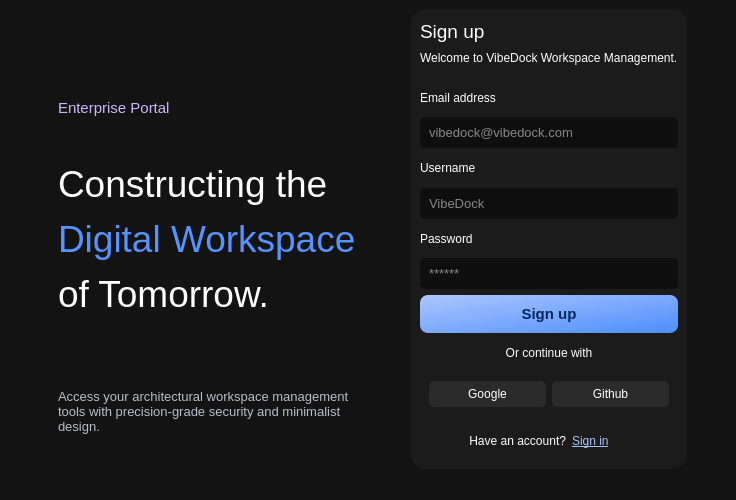
First picture: the form in signup.ui, repository 2012hhh2012/final-app-project, before the edit.
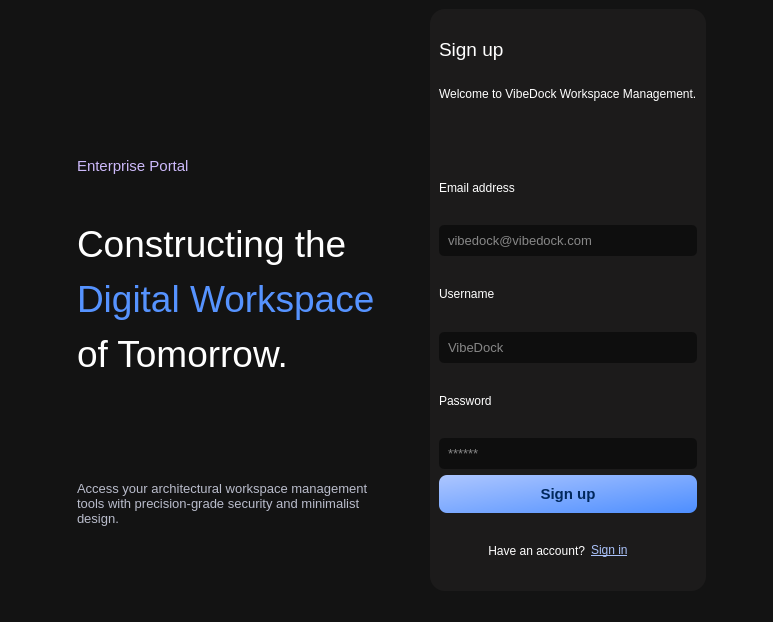
Second picture: the form after the edit.

The edit to the form file:
```diff
--- a/signup.ui
+++ b/signup.ui
@@ -6,8 +6,8 @@
    <rect>
     <x>0</x>
     <y>0</y>
-    <width>713</width>
-    <height>500</height>
+    <width>773</width>
+    <height>622</height>
    </rect>
   </property>
   <property name="font">
@@ -325,51 +325,6 @@
          </property>
         </widget>
        </item>
-       <item>
-        <widget class="QLabel" name="label_7">
-         <property name="styleSheet">
-          <string notr="true">color: white;</string>
-         </property>
-         <property name="text">
-          <string>Or continue with</string>
-         </property>
-         <property name="alignment">
-          <set>Qt::AlignCenter</set>
-         </property>
-        </widget>
-       </item>
-       <item>
-        <widget class="QWidget" name="widget_2" native="true">
-         <layout class="QHBoxLayout" name="horizontalLayout">
-          <item>
-           <widget class="QPushButton" name="btnGoogle">
-            <property name="styleSheet">
-             <string notr="true">background-color: #2a2a2a;
-color: white;
-border-radius: 5;
-padding: 6;</string>
-            </property>
-            <property name="text">
-             <string>Google</string>
-            </property>
-           </widget>
-          </item>
-          <item>
-           <widget class="QPushButton" name="btnGithub">
-            <property name="styleSheet">
-             <string notr="true">background-color: #2a2a2a;
-color: white;
-border-radius: 5;
-padding: 6;</string>
-            </property>
-            <property name="text">
-             <string>Github</string>
-            </property>
-           </widget>
-          </item>
-         </layout>
-        </widget>
-       </item>
        <item>
         <widget class="QWidget" name="widget_3" native="true">
          <layout class="QHBoxLayout" name="horizontalLayout_2">
```
Left out of the diff: 2 changed lines with no effect on the pictures.
